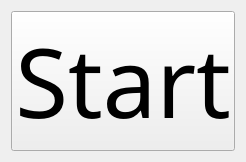
The window that Source/SADStepProgram/MMenuForm.ui (smaudet/sadstep) describes before a commit, drawn with Qt 5.
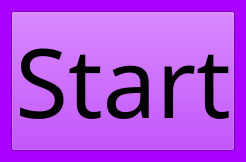
The same window after the commit.

What changed in the file:
```diff
--- a/Source/SADStepProgram/MMenuForm.ui
+++ b/Source/SADStepProgram/MMenuForm.ui
@@ -25,6 +25,9 @@
   <property name="windowTitle">
    <string>Form</string>
   </property>
+  <property name="styleSheet">
+   <string>background-color: rgb(170, 0, 255);</string>
+  </property>
   <layout class="QVBoxLayout" name="verticalLayout">
    <item>
     <widget class="QPushButton" name="pushButton">
```
